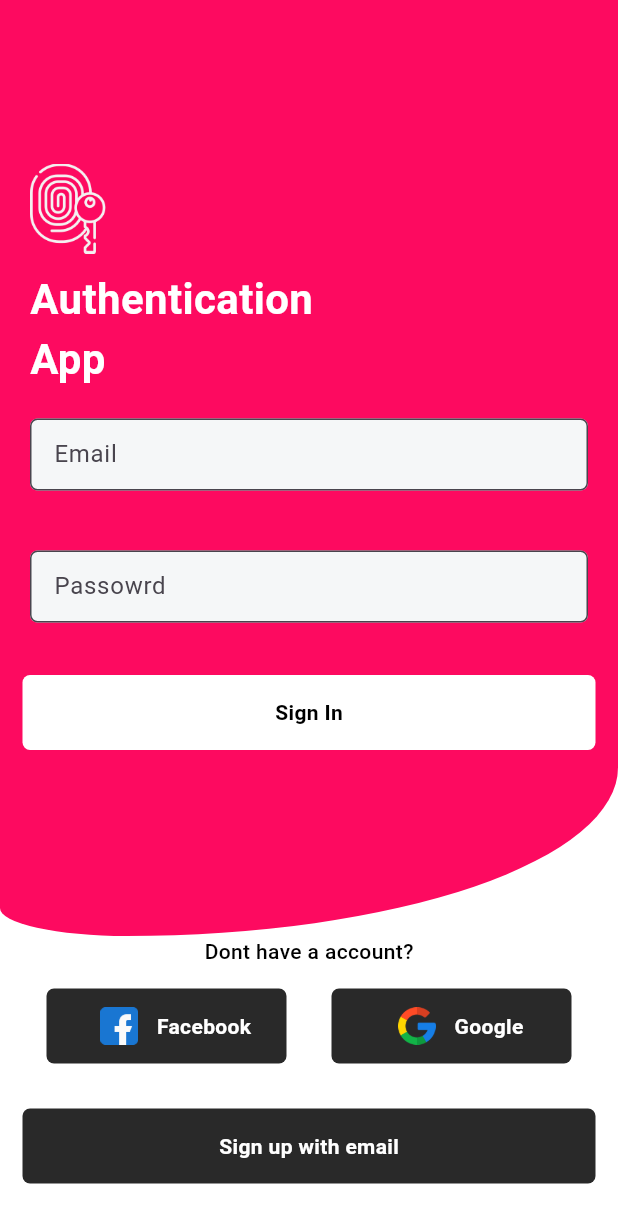
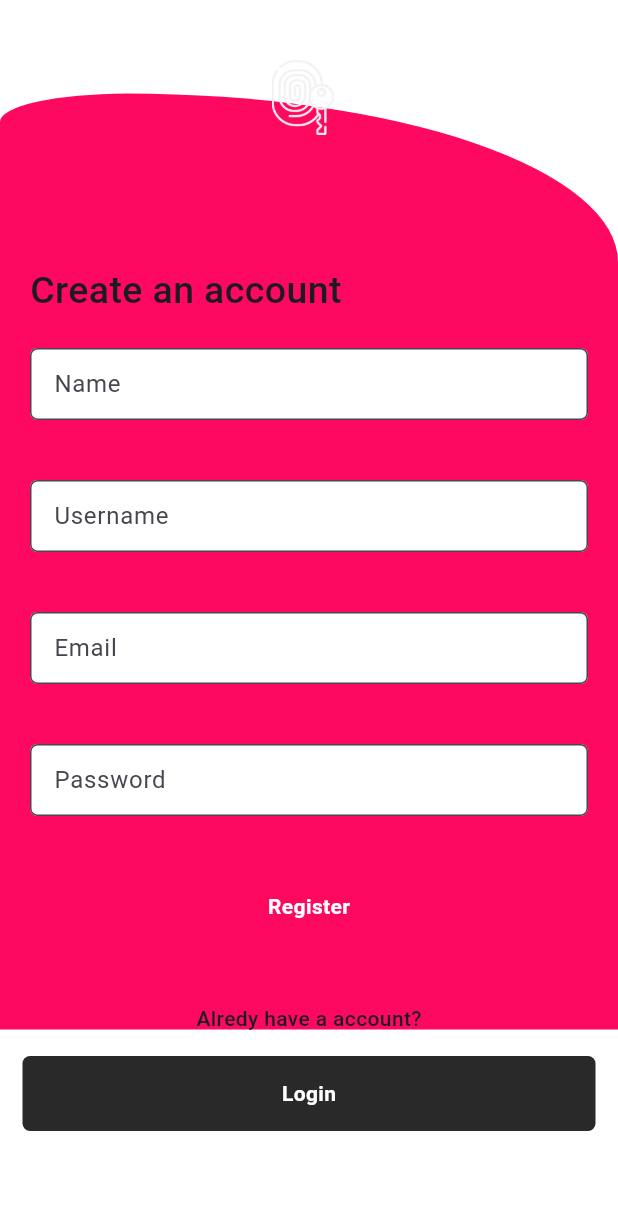
Before and after one commit to beatrizgomees/authenticationApp, a Flutter app: the screen it shows after launch, after a tap on "Sign up with email", on a phone screen of 412 x 824 dp. Shown: the top 1223 px of the screen. Run offline on Flutter 3.47's test engine with Material 3 defaults, Android fonts, the phone set to English and light mode, and no system bars; our stand-ins replace jwt_decoder, shared_preferences.

Commit message:
built authentication methods

```diff
--- /dev/null
+++ b/lib/auth/auth_controller.dart
@@ -0,0 +1,22 @@
+import 'package:authentication_app/auth/auth_service.dart';
+import 'package:authentication_app/user/user_model.dart';
+import 'package:flutter/material.dart';
+import 'package:shared_preferences/shared_preferences.dart';
+
+class AuthController {
+  TextEditingController emailControllerText = TextEditingController();
+  TextEditingController passwordControllerText = TextEditingController();
+
+  final AuthService _authService = AuthService();
+  // bool loginIsEmpty(){
+  //   if(emailControllerText.text.isNotEmpty && )
+  // }
+
+  void loginUser(TextEditingController emailControllerText,
+      TextEditingController passwordControllerText) async {
+    if (emailControllerText.text.isNotEmpty &&
+        passwordControllerText.text.isNotEmpty) {
+      _authService.login(emailControllerText.text, passwordControllerText.text);
+    }
+  }
+}
--- /dev/null
+++ b/lib/auth/auth_repository.dart
@@ -0,0 +1,6 @@
+import 'package:authentication_app/user/user_model.dart';
+
+abstract class AuthRepository {
+  Future<void> login(String email, String password);
+  Future<void> register(User user);
+}
--- a/lib/auth/auth_service.dart
+++ b/lib/auth/auth_service.dart
@@ -0,0 +1,40 @@
+import 'dart:convert';
+import 'dart:developer';
+
+import 'package:authentication_app/auth/auth_repository.dart';
+import 'package:authentication_app/shared/constants/api_constants.dart';
+import 'package:authentication_app/user/user_model.dart';
+import 'package:http/http.dart' as http;
+import 'package:shared_preferences/shared_preferences.dart';
+
+class AuthService implements AuthRepository {
+  late SharedPreferences prefs;
+
+  void initSharedPref() async {
+    prefs = await SharedPreferences.getInstance();
+  }
+
+  @override
+  Future<void> login(String email, String password) async {
+    try {
+      var response = await http.post(Uri.parse(ApiConstants.login),
+          headers: ApiConstants.headers,
+          body: {'email': email, 'password': password});
+      print(response.statusCode);
+      if (response.statusCode == 200) {
+        var jsonResponse = jsonDecode(response.body);
+        log(response.body);
+        var token = jsonResponse['acessToken'];
+        prefs.setString('acessToken', token);
+      }
+    } catch (e) {
+      throw Exception('Erro ao tentar fazer login: $e');
+    }
+  }
+
+  @override
+  Future<void> register(User user) {
+    // TODO: implement register
+    throw UnimplementedError();
+  }
+}
--- a/lib/main.dart
+++ b/lib/main.dart
@@ -1,4 +1,5 @@
-import 'package:authentication_app/screen/login_screen.dart';
+import 'package:authentication_app/pages/login_page.dart';
+import 'package:authentication_app/pages/register_page.dart';
 import 'package:flutter/material.dart';
 
 void main() {
@@ -16,7 +17,9 @@ class MyApp extends StatelessWidget {
           useMaterial3: true,
         ),
         debugShowCheckedModeBanner: false,
-      home: LoginScreen(),
-    );
+        routes: {
+          '/': (context) => LoginPage(),
+          '/register': (context) => RegisterPage(),
+        });
   }
 }
--- /dev/null
+++ b/lib/pages/home_page.dart
@@ -0,0 +1,33 @@
+import 'package:flutter/material.dart';
+import 'package:jwt_decoder/jwt_decoder.dart';
+
+class HomePage extends StatefulWidget {
+  final token;
+  HomePage({required this.token, super.key});
+
+  @override
+  State<HomePage> createState() => _HomePageState();
+}
+
+class _HomePageState extends State<HomePage> {
+  late String email;
+  @override
+  void initState() {
+    Map<String, dynamic> jwtDecodedToken = JwtDecoder.decode(widget.token);
+
+    email = jwtDecodedToken['email'];
+    super.initState();
+  }
+
+  @override
+  Widget build(BuildContext context) {
+    return Scaffold(
+      body: Column(
+        mainAxisAlignment: MainAxisAlignment.center,
+        children: [
+          Text(email),
+        ],
+      ),
+    );
+  }
+}
--- /dev/null
+++ b/lib/pages/login_page.dart
@@ -0,0 +1,187 @@
+import 'package:authentication_app/auth/auth_controller.dart';
+import 'package:authentication_app/shared/components/custom_button_component.dart';
+import 'package:authentication_app/shared/components/text_form_field_component.dart';
+import 'package:flutter/cupertino.dart';
+import 'package:flutter/material.dart';
+import 'package:flutter/widgets.dart';
+
+class LoginPage extends StatefulWidget {
+  const LoginPage({super.key});
+
+  @override
+  State<LoginPage> createState() => _LoginScreenState();
+}
+
+class _LoginScreenState extends State<LoginPage>
+    with SingleTickerProviderStateMixin {
+  late AnimationController _controller;
+  late Animation<Offset> _animation;
+  AuthController _authController = AuthController();
+  @override
+  void initState() {
+    super.initState();
+    _controller = AnimationController(
+      vsync: this,
+      duration: Duration(seconds: 3),
+    );
+
+    _animation = Tween<Offset>(
+      begin: Offset(0.0, -1.0), // Começa acima da tela
+      end: Offset(0.0, 0.0), // Desce até a metade da tela
+    ).animate(CurvedAnimation(
+      parent: _controller,
+      curve: Curves.easeInOut,
+    ));
+
+    // Inicia a animação assim que a tela for construída
+    WidgetsBinding.instance.addPostFrameCallback((_) {
+      _controller.forward();
+    });
+  }
+
+  @override
+  Widget build(BuildContext context) {
+    return Scaffold(
+      backgroundColor: Colors.white,
+      body: SingleChildScrollView(
+        child: Stack(
+          children: [
+            Column(
+              children: [
+                SlideTransition(
+                  position: _animation,
+                  child: Container(
+                    height: MediaQuery.of(context).size.height - 200,
+                    decoration: const BoxDecoration(
+                      borderRadius: BorderRadius.only(
+                          bottomLeft: Radius.elliptical(90, 20),
+                          bottomRight: Radius.elliptical(350, 120)),
+                      color: Color.fromRGBO(253, 10, 96, 1),
+                    ),
+                    child: Column(
+                      mainAxisAlignment: MainAxisAlignment.center,
+                      children: [
+                        Column(
+                          crossAxisAlignment: CrossAxisAlignment.start,
+                          children: [
+                            Row(
+                              children: [
+                                Image.asset(
+                                  'assets/images/acesso.png',
+                                  width: 100,
+                                  height: 60,
+                                ),
+                              ],
+                            ),
+                            SizedBox(height: 10),
+                            const Padding(
+                              padding: EdgeInsets.only(left: 20.0),
+                              child: Text(
+                                'Authentication',
+                                style: TextStyle(
+                                    fontSize: 28,
+                                    color: Colors.white,
+                                    fontWeight: FontWeight.w600),
+                              ),
+                            ),
+                            const Padding(
+                              padding: EdgeInsets.only(left: 20.0),
+                              child: Text(
+                                'App',
+                                style: TextStyle(
+                                    fontSize: 28,
+                                    color: Colors.white,
+                                    fontWeight: FontWeight.w600),
+                              ),
+                            ),
+                          ],
+                        ),
+                        TextFormFieldComponent(
+                          title: 'Email',
+                          colorFill: Color.fromRGBO(245, 247, 248, 1),
+                          colorFocus: Color.fromRGBO(245, 247, 248, 1),
+                          filled: true,
+                          keyboardType: TextInputType.emailAddress,
+                          controller: _authController.emailControllerText,
+                        ),
+                        TextFormFieldComponent(
+                          title: 'Passowrd',
+                          colorFill: Color.fromRGBO(245, 247, 248, 1),
+                          colorFocus: Color.fromRGBO(245, 247, 248, 1),
+                          filled: true,
+                          keyboardType: TextInputType.text,
+                          isObscureText: true,
+                          controller: _authController.passwordControllerText,
+                        ),
+                        CustomButtonComponent(
+                          widthAsset: 0,
+                          heighAsset: 0,
+                          title: 'Sign In',
+                          widthButton: MediaQuery.of(context).size.width,
+                          heightButton: 50,
+                          assetPath: '',
+                          textColor: Colors.black,
+                          color: Colors.white,
+                          onTap: () {
+                            _authController.loginUser(
+                                _authController.emailControllerText,
+                                _authController.passwordControllerText);
+                          },
+                        ),
+                      ],
+                    ),
+                  ),
+                ),
+                const Text(
+                  'Dont have a account?',
+                  style: TextStyle(
+                      color: Colors.black, fontWeight: FontWeight.w500),
+                ),
+                Row(
+                  mainAxisAlignment: MainAxisAlignment.center,
+                  children: [
+                    CustomButtonComponent(
+                      title: 'Facebook',
+                      color: Color.fromRGBO(41, 41, 41, 1),
+                      textColor: Colors.white,
+                      assetPath: 'assets/icons/facebook.png',
+                      widthAsset: 50,
+                      heighAsset: 25,
+                      heightButton: 50,
+                      widthButton: 160,
+                      onTap: () {},
+                    ),
+                    CustomButtonComponent(
+                      title: 'Google',
+                      color: Color.fromRGBO(41, 41, 41, 1),
+                      textColor: Colors.white,
+                      heightButton: 50,
+                      widthButton: 160,
+                      widthAsset: 50,
+                      heighAsset: 25,
+                      assetPath: 'assets/icons/google.png',
+                      onTap: () {},
+                    )
+                  ],
+                ),
+                CustomButtonComponent(
+                  title: 'Sign up with email',
+                  widthButton: MediaQuery.of(context).size.width,
+                  heightButton: 50,
+                  textColor: Colors.white,
+                  assetPath: '',
+                  widthAsset: 160,
+                  heighAsset: 50,
+                  color: Color.fromRGBO(41, 41, 41, 1),
+                  onTap: () {
+                    Navigator.pushNamed(context, '/register');
+                  },
+                )
+              ],
+            ),
+          ],
+        ),
+      ),
+    );
+  }
+}
--- /dev/null
+++ b/lib/pages/register_page.dart
@@ -0,0 +1,160 @@
+import 'package:authentication_app/shared/components/custom_button_component.dart';
+import 'package:authentication_app/shared/components/text_form_field_component.dart';
+import 'package:flutter/material.dart';
+
+class RegisterPage extends StatefulWidget {
+  const RegisterPage({super.key});
+
+  @override
+  State<RegisterPage> createState() => _RegisterScreenState();
+}
+
+class _RegisterScreenState extends State<RegisterPage>
+    with SingleTickerProviderStateMixin {
+  late AnimationController _controller;
+  late Animation<Offset> _animation;
+
+  @override
+  void initState() {
+    super.initState();
+    _controller = AnimationController(
+      vsync: this,
+      duration: Duration(seconds: 2),
+    );
+
+    _animation = Tween<Offset>(
+      begin: Offset(0.0, 1.0), // Começa acima da tela
+      end: Offset(0.0, -0.8), // Desce até a metade da tela
+    ).animate(CurvedAnimation(
+      parent: _controller,
+      curve: Curves.easeInOut,
+    ));
+
+    // Inicia a animação assim que a tela for construída
+    WidgetsBinding.instance.addPostFrameCallback((_) {
+      _controller.forward();
+    });
+  }
+
+  @override
+  Widget build(BuildContext context) {
+    return Scaffold(
+      backgroundColor: Colors.white,
+      body: SingleChildScrollView(
+        child: Stack(
+          children: [
+            SlideTransition(
+              position: _animation,
+              child: Container(
+                height: MediaQuery.of(context).size.height - 200,
+                decoration: const BoxDecoration(
+                  borderRadius: BorderRadius.only(
+                      topLeft: Radius.elliptical(90, 20),
+                      topRight: Radius.elliptical(350, 120)),
+                  color: Color.fromRGBO(253, 10, 96, 1),
+                ),
+              ),
+            ),
+            Padding(
+              padding: const EdgeInsets.only(top: 40),
+              child: Center(
+                child: Image.asset(
+                  'assets/images/acesso.png',
+                  width: 50,
+                  height: 50,
+                ),
+              ),
+            ),
+            Padding(
+              padding: const EdgeInsets.only(top: 150),
+              child: Column(
+                mainAxisAlignment: MainAxisAlignment.start,
+                crossAxisAlignment: CrossAxisAlignment.start,
+                children: [
+                  const Padding(
+                    padding: EdgeInsets.only(left: 20),
+                    child: Text(
+                      "Registration",
+                      style: TextStyle(
+                        fontSize: 18,
+                        fontWeight: FontWeight.w500,
+                        color: Color.fromRGBO(253, 10, 96, 1),
+                      ),
+                    ),
+                  ),
+                  const Padding(
+                    padding: EdgeInsets.only(left: 20),
+                    child: Text(
+                      "Create an account",
+                      style:
+                          TextStyle(fontSize: 25, fontWeight: FontWeight.w500),
+                    ),
+                  ),
+                  TextFormFieldComponent(
+                      title: 'Name',
+                      colorFill: Colors.white,
+                      colorFocus: Color.fromRGBO(253, 10, 96, 1),
+                      filled: true,
+                      keyboardType: TextInputType.text),
+                  TextFormFieldComponent(
+                    title: 'Username',
+                    colorFill: Colors.white,
+                    colorFocus: Color.fromRGBO(253, 10, 96, 1),
+                    filled: true,
+                    keyboardType: TextInputType.text,
+                  ),
+                  TextFormFieldComponent(
+                    title: 'Email',
+                    colorFill: Colors.white,
+                    colorFocus: Color.fromRGBO(253, 10, 96, 1),
+                    filled: true,
+                    keyboardType: TextInputType.emailAddress,
+                  ),
+                  TextFormFieldComponent(
+                    title: 'Password',
+                    colorFill: Colors.white,
+                    colorFocus: Color.fromRGBO(253, 10, 96, 1),
+                    filled: true,
+                    keyboardType: TextInputType.text,
+                    isObscureText: true,
+                  ),
+                  CustomButtonComponent(
+                    title: 'Register',
+                    color: Color.fromRGBO(253, 10, 96, 1),
+                    textColor: Colors.white,
+                    heightButton: 50,
+                    widthButton: MediaQuery.of(context).size.width,
+                    assetPath: '',
+                    heighAsset: 0,
+                    widthAsset: 0,
+                    onTap: () {},
+                  ),
+                  SizedBox(height: 25),
+                  const Center(
+                    child: Text(
+                      "Alredy have a account?",
+                      style: TextStyle(fontWeight: FontWeight.w500),
+                    ),
+                  ),
+                  CustomButtonComponent(
+                    title: 'Login',
+                    color: Color.fromRGBO(41, 41, 41, 1),
+                    textColor: Colors.white,
+                    heightButton: 50,
+                    widthButton: MediaQuery.of(context).size.width,
+                    assetPath: '',
+                    heighAsset: 0,
+                    widthAsset: 0,
+                    onTap: () {
+                      Navigator.pushNamed(context, '/');
+                    },
+                  ),
+                ],
+              ),
+            ),
+          ],
+        ),
+      ),
+    );
+  }
+}
--- a/lib/screen/login_screen.dart
+++ /dev/null
@@ -1,133 +0,0 @@
-import 'package:authentication_app/shared/components/custom_button_component.dart';
-import 'package:authentication_app/shared/components/text_form_field_component.dart';
-import 'package:flutter/cupertino.dart';
-import 'package:flutter/material.dart';
-import 'package:flutter/widgets.dart';
-
-class LoginScreen extends StatelessWidget {
-  const LoginScreen({super.key});
-
-  @override
-  Widget build(BuildContext context) {
-    return Scaffold(
-      backgroundColor: Colors.white,
-      body: SingleChildScrollView(
-        child: Stack(
-          children: [
-            Column(
-              children: [
-                Container(
-                  height: MediaQuery.of(context).size.height - 200,
-                  decoration: const BoxDecoration(
-                    borderRadius: BorderRadius.only(
-                        bottomLeft: Radius.elliptical(90, 20),
-                        bottomRight: Radius.elliptical(350, 120)),
-                    color: Color.fromRGBO(253, 10, 96, 1),
-                  ),
-                  child: Column(
-                    mainAxisAlignment: MainAxisAlignment.center,
-                    children: [
-                      Column(
-                        crossAxisAlignment: CrossAxisAlignment.start,
-                        children: [
-                          Row(
-                            children: [
-                              Image.asset(
-                                'assets/images/acesso.png',
-                                width: 100,
-                                height: 60,
-                              ),
-                            ],
-                          ),
-                          SizedBox(height: 10),
-                          const Padding(
-                            padding: EdgeInsets.only(left: 20.0),
-                            child: Text(
-                              'Authentication',
-                              style: TextStyle(
-                                  fontSize: 28,
-                                  color: Colors.white,
-                                  fontWeight: FontWeight.w600),
-                            ),
-                          ),
-                          const Padding(
-                            padding: EdgeInsets.only(left: 20.0),
-                            child: Text(
-                              'App',
-                              style: TextStyle(
-                                  fontSize: 28,
-                                  color: Colors.white,
-                                  fontWeight: FontWeight.w600),
-                            ),
-                          ),
-                        ],
-                      ),
-                      TextFormFieldComponent(
-                          title: 'Email',
-                          colorFill: Color.fromRGBO(245, 247, 248, 1),
-                          colorFocus: Color.fromRGBO(245, 247, 248, 1),
-                          filled: true),
-                      TextFormFieldComponent(
-                          title: 'Passowrd',
-                          colorFill: Color.fromRGBO(245, 247, 248, 1),
-                          colorFocus: Color.fromRGBO(245, 247, 248, 1),
-                          filled: true),
-                      CustomButtonComponent(
-                          widthAsset: 0,
-                          heighAsset: 0,
-                          title: 'Sign In',
-                          widthButton: MediaQuery.of(context).size.width,
-                          heightButton: 50,
-                          assetPath: '',
-                          textColor: Colors.black,
-                          color: Colors.white)
-                    ],
-                  ),
-                ),
-                const Text(
-                  'Dont have a account?',
-                  style: TextStyle(
-                      color: Colors.black, fontWeight: FontWeight.w500),
-                ),
-                Row(
-                  mainAxisAlignment: MainAxisAlignment.center,
-                  children: [
-                    CustomButtonComponent(
-                        title: 'Facebook',
-                        color: Color.fromRGBO(41, 41, 41, 1),
-                        textColor: Colors.white,
-                        assetPath: 'assets/icons/facebook.png',
-                        widthAsset: 50,
-                        heighAsset: 25,
-                        heightButton: 50,
-                        widthButton: 160),
-                    CustomButtonComponent(
-                      title: 'Google',
-                      color: Color.fromRGBO(41, 41, 41, 1),
-                      textColor: Colors.white,
-                      heightButton: 50,
-                      widthButton: 160,
-                      widthAsset: 50,
-                      heighAsset: 25,
-                      assetPath: 'assets/icons/google.png',
-                    )
-                  ],
-                ),
-                CustomButtonComponent(
-                  title: 'Sign up with email',
-                  widthButton: MediaQuery.of(context).size.width,
-                  heightButton: 50,
-                  textColor: Colors.white,
-                  assetPath: '',
-                  widthAsset: 160,
-                  heighAsset: 50,
-                  color: Color.fromRGBO(41, 41, 41, 1),
-                )
-              ],
-            ),
-          ],
-        ),
-      ),
-    );
-  }
-}
--- a/lib/shared/components/custom_button_component.dart
+++ b/lib/shared/components/custom_button_component.dart
@@ -12,7 +12,8 @@ class CustomButtonComponent extends StatelessWidget {
       required this.widthButton,
       required this.assetPath,
       required this.heighAsset,
-      required this.widthAsset});
+      required this.widthAsset,
+      required this.onTap});
 
   String title;
   Color color;
@@ -22,12 +23,14 @@ class CustomButtonComponent extends StatelessWidget {
   String assetPath;
   double widthAsset;
   double heighAsset;
+  final VoidCallback? onTap;
 
   @override
   Widget build(BuildContext context) {
     return Padding(
       padding: const EdgeInsets.all(15),
       child: GestureDetector(
+        onTap: onTap,
         child: Container(
           width: widthButton,
           height: heightButton,
@@ -55,7 +58,6 @@ class CustomButtonComponent extends StatelessWidget {
             ),
           ),
         ),
-        onTap: () {},
       ),
     );
   }
--- a/lib/shared/components/text_form_field_component.dart
+++ b/lib/shared/components/text_form_field_component.dart
@@ -6,18 +6,27 @@ class TextFormFieldComponent extends StatelessWidget {
       required this.title,
       required this.colorFill,
       required this.colorFocus,
-      required this.filled});
+      required this.filled,
+      required this.keyboardType,
+      this.isObscureText,
+      this.controller});
 
   String title;
   Color colorFill;
   Color colorFocus;
   bool filled;
+  TextInputType keyboardType;
+  bool? isObscureText;
+  TextEditingController? controller;
 
   @override
   Widget build(BuildContext context) {
     return Padding(
       padding: const EdgeInsets.all(20),
       child: TextFormField(
+        controller: controller,
+        keyboardType: keyboardType,
+        obscureText: isObscureText ?? false,
         decoration: InputDecoration(
           contentPadding: EdgeInsets.fromLTRB(12, 0, 12, 0),
           fillColor: colorFill,
--- a/lib/shared/constants/api_constants.dart
+++ b/lib/shared/constants/api_constants.dart
@@ -0,0 +1,7 @@
+class ApiConstants {
+  static String baseURL = "http://localhost:8080";
+  static String login = "${baseURL}/login";
+  static String register = "${baseURL}/register";
+
+  static Map<String, String> headers = {'Content-Type': 'application/json'};
+}
--- a/lib/user/user_model.dart
+++ b/lib/user/user_model.dart
@@ -1,15 +1,35 @@
 class User {
   int? id;
-  String name;
-  String username;
+  String? name;
+  String? username;
   String email;
   String password;
 
   User({
-    this.id = 0,
-    this.name = "",
-    this.username = "",
-    this.email = "",
-    this.password = "",
+    this.id,
+    this.name,
+    this.username,
+    required this.email,
+    required this.password,
   });
+
+  factory User.fromJson(Map<String, dynamic> json) {
+    return User(
+      id: json['id'],
+      name: json['name'],
+      username: json['username'],
+      email: json['email'],
+      password: json['password'],
+    );
+  }
+
+  Map<String, dynamic> toJson() {
+    final Map<String, dynamic> data = new Map<String, dynamic>();
+    data['id'] = this.id;
+    data['name'] = this.name;
+    data['username'] = this.username;
+    data['email'] = this.email;
+    data['password'] = this.password;
+    return data;
+  }
 }
--- a/pubspec.yaml
+++ b/pubspec.yaml
@@ -30,11 +30,15 @@ environment:
 dependencies:
   flutter:
     sdk: flutter
+  animations: ^2.0.11
 
 
   # The following adds the Cupertino Icons font to your application.
   # Use with the CupertinoIcons class for iOS style icons.
   cupertino_icons: ^1.0.6
+  http: ^1.2.1
+  jwt_decoder: ^2.0.1
+  shared_preferences: ^2.2.2
 
 dev_dependencies:
   flutter_test:
```
Also changed, not shown: pubspec.lock, 1 other file. Lines whose indentation alone changed are shown as unchanged.
